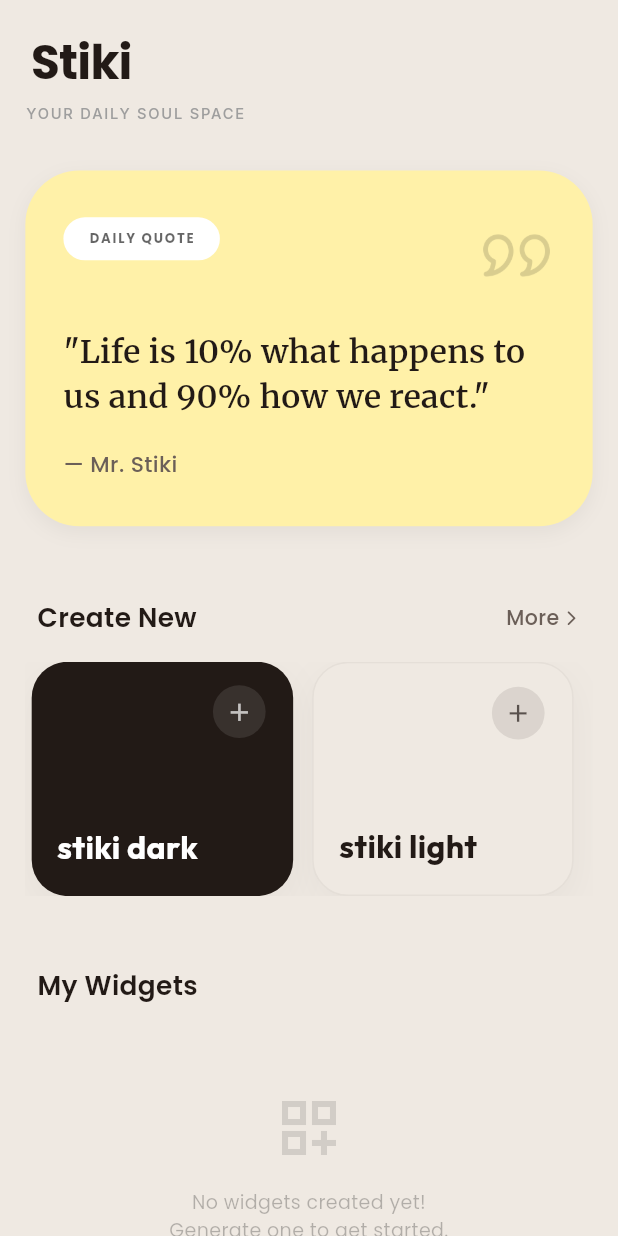
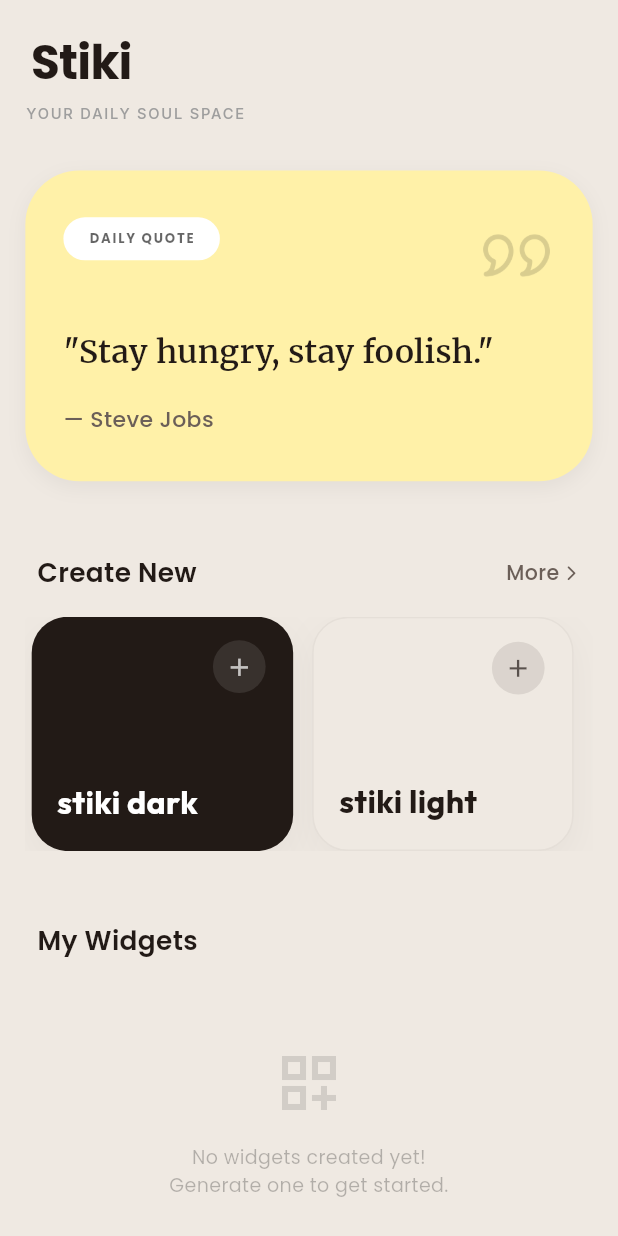
Before and after one commit to salehghulamqasim/stiki, a Flutter app: the screen it shows after launch, after a tap on "Allow", on a phone screen of 412 x 824 dp. Run offline on Flutter 3.47's test engine with Material 3 defaults, Android fonts, the phone set to English and light mode, and no system bars; drawn by our look-alikes of dynamic_color; our stand-ins replace flutter_screenutil, google_fonts, loading_animation_widget, shared_preferences, shimmer, vibration; missing offline and left inert: home_widget, workmanager; network calls fail; statements that could not run were skipped.

Commit message:
feat(home): upgrade fallback quotes to 10 authentic curated selections with author attribution

```diff
--- a/lib/pages/home_page.dart
+++ b/lib/pages/home_page.dart
@@ -51,8 +51,7 @@ class _HomePageState extends State<HomePage> {
       if (mounted) {
         setState(() {
           _displayQuote = savedData['quote'];
-          _quoteAuthor = "Stiki Wisdom";
-          _quoteAuthor = "Stiki Wisdom";
+          _quoteAuthor = savedData['author'] ?? "Stiki Wisdom";
         });
       }
       _refillCacheIfNeeded(); // Check if we need to top up for tomorrow
@@ -63,13 +62,15 @@ class _HomePageState extends State<HomePage> {
     final cachedQuote = await StorageHelper.popFutureQuote();
 
     if (cachedQuote != null) {
-      await StorageHelper.saveDailyQuote(cachedQuote, today);
       final authors = ["Stiki Wisdom", "Mr. Stiki", "Stiki Intelligence"];
+      final author = authors[Random().nextInt(authors.length)];
+
+      await StorageHelper.saveDailyQuote(cachedQuote, today, author: author);
 
       if (mounted) {
         setState(() {
           _displayQuote = cachedQuote;
-          _quoteAuthor = authors[Random().nextInt(authors.length)];
+          _quoteAuthor = author;
         });
       }
       _refillCacheIfNeeded(); // Top up cache
@@ -80,14 +81,13 @@ class _HomePageState extends State<HomePage> {
     try {
       final topics = [
         "Wise life advice",
-        "Funny corporate joke",
-        "Mindfulness reminder",
         "Motivational quote",
         "Philosophy in one sentence",
+        "Mindfulness reminder",
       ];
       final topic = topics[Random().nextInt(topics.length)];
 
-      // Fetch ONE for now to show user ASAP
+      // Fetch ONE for now to show user ASAP. Note: AiService logic handles API calls.
       final quotes = await AiService().fetchQuotes(
         "$topic (max 50 chars)",
         useDeepMode: true,
@@ -106,37 +106,68 @@ class _HomePageState extends State<HomePage> {
           .toList();
 
       String finalQuote;
+      String finalAuthor = "Stiki Wisdom";
 
       if (validQuotes.isNotEmpty) {
         finalQuote = validQuotes.first;
+        final authors = ["Stiki Wisdom", "Mr. Stiki", "Stiki Intelligence"];
+        finalAuthor = authors[Random().nextInt(authors.length)];
+
         // If we got extra quotes from this fetch, save them to cache!
         if (validQuotes.length > 1) {
           await StorageHelper.addFutureQuotes(validQuotes.sublist(1));
         }
       } else {
-        // FALLBACK: Use offline safe quotes if API failed or returned errors
+        // FALLBACK: Authentic Influencers & Books (10 Quotes)
         final fallbacks = [
-          "Believe you can and you're halfway there.",
-          "Act as if what you do makes a difference.",
-          "Success is not final, failure is not fatal.",
-          "You are never too old to set another goal.",
-          "Keep your face always toward the sunshine.",
-          "The only way to do great work is to love it.",
-          "Dream big and dare to fail.",
-          "Life is 10% what happens to us and 90% how we react.",
-          "Simplification is the ultimate sophistication.",
+          ("Stay hungry, stay foolish.", "Steve Jobs"),
+          ("Simplicity is the ultimate sophistication.", "Leonardo da Vinci"),
+          (
+            "All we have to decide is what to do with the time that is given us.",
+            "J.R.R. Tolkien",
+          ),
+          (
+            "It does not do to dwell on dreams and forget to live.",
+            "J.K. Rowling",
+          ),
+          ("We accept the love we think we deserve.", "Stephen Chbosky"),
+          (
+            "I am not afraid of storms, for I am learning how to sail my ship.",
+            "Louisa May Alcott",
+          ),
+          (
+            "Tomorrow is a new day with no mistakes in it yet.",
+            "L.M. Montgomery",
+          ),
+          (
+            "There is no greater agony than bearing an untold story inside you.",
+            "Maya Angelou",
+          ),
+          (
+            "When you want something, all the universe conspires in helping you to achieve it.",
+            "Paulo Coelho",
+          ),
+          (
+            "Great things are done by a series of small things brought together.",
+            "Vincent Van Gogh",
+          ),
         ];
-        finalQuote = fallbacks[Random().nextInt(fallbacks.length)];
+        final selection = fallbacks[Random().nextInt(fallbacks.length)];
+        finalQuote = selection.$1;
+        finalAuthor = selection.$2;
       }
 
       // Save valid result (or fallback) so we don't retry today
-      await StorageHelper.saveDailyQuote(finalQuote, today);
+      await StorageHelper.saveDailyQuote(
+        finalQuote,
+        today,
+        author: finalAuthor,
+      );
 
       if (mounted) {
-        final authors = ["Stiki Wisdom", "Mr. Stiki", "Stiki Intelligence"];
         setState(() {
           _displayQuote = finalQuote;
-          _quoteAuthor = authors[Random().nextInt(authors.length)];
+          _quoteAuthor = finalAuthor;
         });
       }
 
```
